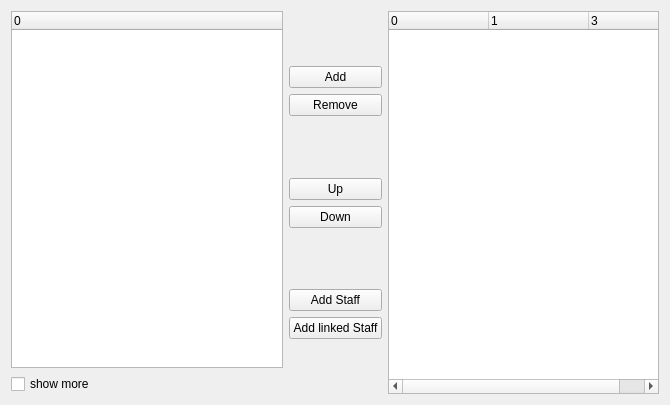
Old version of the form mscore/mscore/instrwizard.ui in the repository musescore/musescore-old.
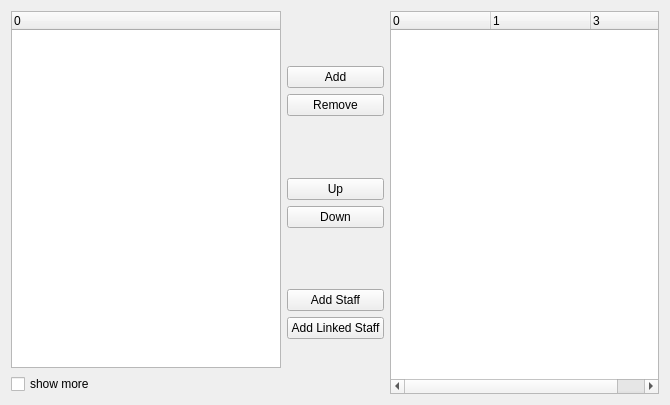
New version of the form.

```diff
--- a/mscore/mscore/instrwizard.ui
+++ b/mscore/mscore/instrwizard.ui
@@ -155,7 +155,7 @@
      <item>
       <widget class="QPushButton" name="linkedButton">
        <property name="text">
-        <string>Add linked Staff</string>
+        <string>Add Linked Staff</string>
        </property>
       </widget>
      </item>
```
